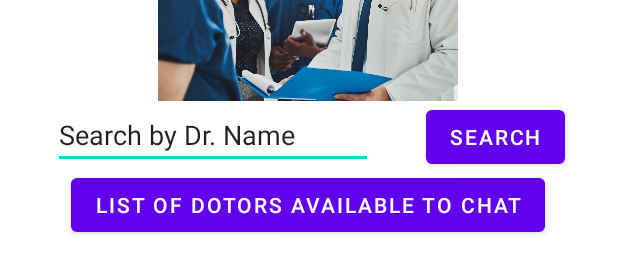
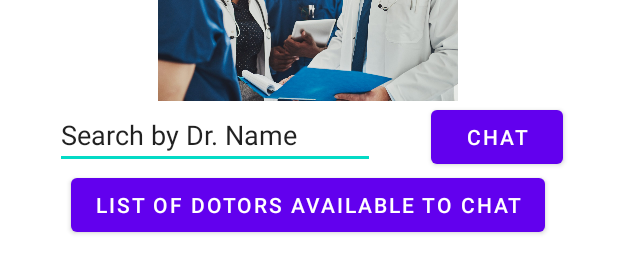
Before and after one commit to as-repo1/Ambulance, an Android app: the layout activity_enter_chatwithdoc.xml on its own in the app's theme, with its tools: preview values and no code run, on a phone screen of 412 x 824 dp. Shown: the part 129-402 px from the top of the screen. Run offline under Robolectric (Android 15) with nearby library versions, the phone set to English and light mode, and no system bars.

Commit message:
# activity update:
-- chat section

```diff
--- a/app/src/main/res/layout/activity_enter_chatwithdoc.xml
+++ b/app/src/main/res/layout/activity_enter_chatwithdoc.xml
@@ -10,7 +10,7 @@
         android:id="@+id/button5"
         android:layout_width="wrap_content"
         android:layout_height="wrap_content"
-        android:text="@string/search_button_text"
+        android:text="@string/chat_txt"
         app:layout_constraintBottom_toTopOf="@+id/button7"
         app:layout_constraintEnd_toEndOf="parent"
         app:layout_constraintHorizontal_bias="0.5"
--- a/app/src/main/res/values/strings.xml
+++ b/app/src/main/res/values/strings.xml
@@ -21,6 +21,7 @@
     <string name="enter_hospital_hint">Enter hospital name</string>
     <string name="search_button_text">Search</string>
     <string name="all_list_txt">List of All</string>
+    <string name="chat_txt">Chat</string>
     <string name="chat_doc_txt">List of Dotors Available to Chat</string>
     <string name="hope">We are here with you :)</string>
     <string name="search_doc">Search by Dr. Name</string>
```
